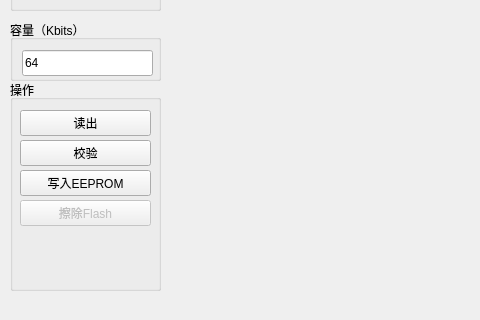
First picture: the form in SOFT/SimpleFlasher/SimpleFlasher/mainwindow.ui, repository HEYAHONG/SPI_Flasher_Via_STM32, before the edit; both pictures show x 0 to 480 and y 213 to 533 of the 832 by 533 pixel window.
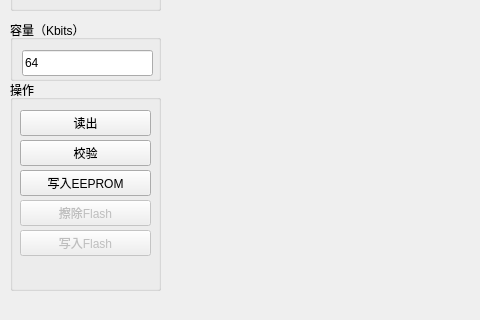
Second picture: the form after the edit. Custom widgets are drawn as their Qt base class.

Commit message: 添加flash写入功能

```diff
--- a/SOFT/SimpleFlasher/SimpleFlasher/mainwindow.ui
+++ b/SOFT/SimpleFlasher/SimpleFlasher/mainwindow.ui
@@ -195,6 +195,22 @@
       <string>擦除Flash</string>
      </property>
     </widget>
+    <widget class="QPushButton" name="pushButton_6">
+     <property name="enabled">
+      <bool>false</bool>
+     </property>
+     <property name="geometry">
+      <rect>
+       <x>10</x>
+       <y>150</y>
+       <width>131</width>
+       <height>26</height>
+      </rect>
+     </property>
+     <property name="text">
+      <string>写入Flash</string>
+     </property>
+    </widget>
    </widget>
   </widget>
   <widget class="QMenuBar" name="menubar">
```
The commit also changes 3 other files.
